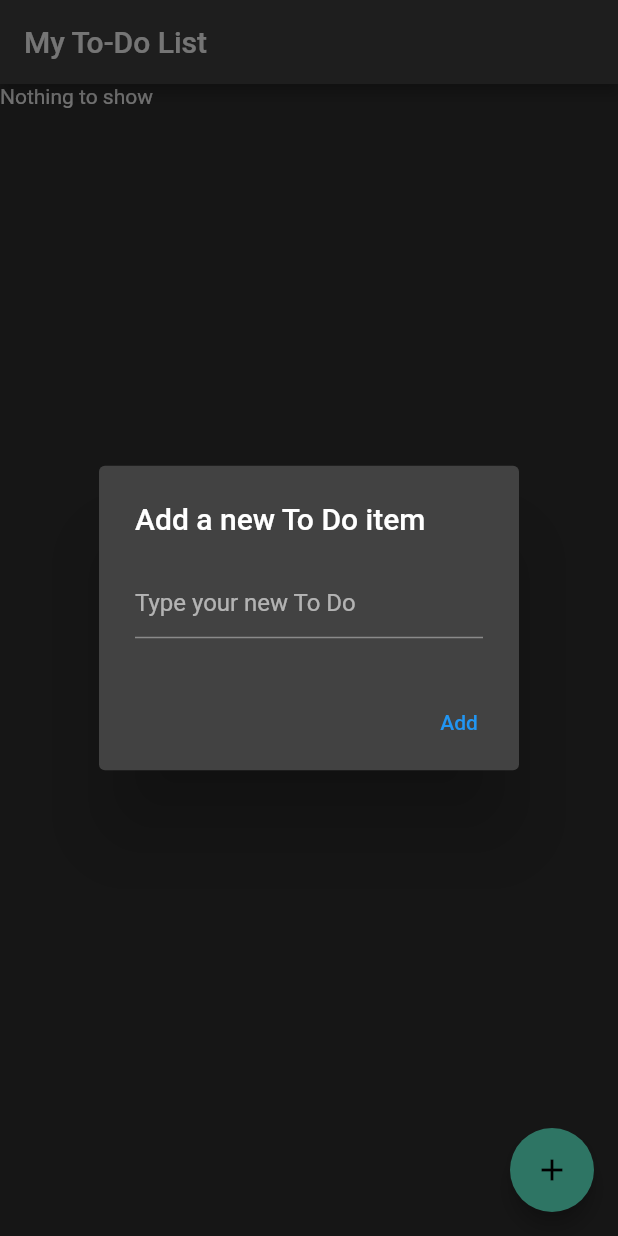
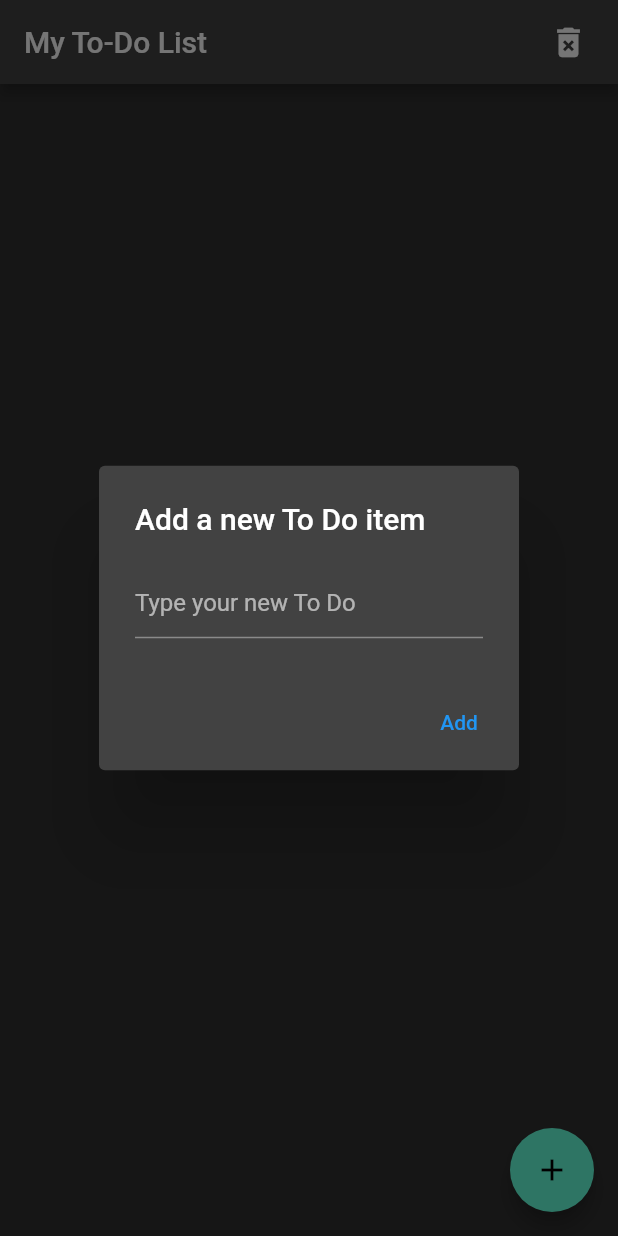
Before and after one commit to ikhwanfaris/to-do-app-class, a Flutter app: the screen it shows after launch, after a tap on the "add" icon, on a phone screen of 412 x 824 dp. Run offline on Flutter 3.47's test engine with Material 2 defaults, Android fonts, the phone set to English and light mode, and no system bars; our stand-ins replace shared_preferences.

Commit message:
Lesson-Threee

```diff
--- a/to_do_list/lib/main.dart
+++ b/to_do_list/lib/main.dart
@@ -57,20 +57,20 @@ class TodoList extends StatefulWidget {
   _TodoListState createState() => new _TodoListState();
 }
 
-Future<SharedPreferences> _prefs = SharedPreferences.getInstance();
+final Future<SharedPreferences> _prefs = SharedPreferences.getInstance();
 
 // Widget
 class _TodoListState extends State<TodoList> {
   final TextEditingController _textFieldController = TextEditingController();
   List<Todo> _todos = <Todo>[];
 
-  @override
-  // ignore: must_call_super
   initState() {
-    initApp();
+    super.initState();
+
+    initPage();
   }
 
-  initApp() async {
+  initPage() async {
     loadData();
   }
 
@@ -79,6 +79,19 @@ class _TodoListState extends State<TodoList> {
     return new Scaffold(
       appBar: new AppBar(
         title: new Text('My To-Do List'),
+        actions: <Widget>[
+          Padding(
+              padding: EdgeInsets.only(right: 20.0),
+              child: GestureDetector(
+                onTap: () {
+                  _displayDialog("deleteList");
+                },
+                child: Icon(
+                  Icons.delete_forever,
+                  size: 26.0,
+                ),
+              )),
+        ],
       ),
       //Conditioning
       body: _todos.length != 0
@@ -91,11 +104,12 @@ class _TodoListState extends State<TodoList> {
                 );
               }).toList(),
             )
-          : Text("Nothing to show"),
+          : Center(child: Text("Nothing to show")),
       floatingActionButton: FloatingActionButton(
-          onPressed: () => _displayDialog(),
+        onPressed: () => _displayDialog("addItem"),
         tooltip: 'Add Item',
-          child: Icon(Icons.add)),
+        child: Icon(Icons.add),
+      ),
     );
   }
 
@@ -104,11 +118,11 @@ class _TodoListState extends State<TodoList> {
     setState(() {
       todo.checked = !todo.checked!;
     });
+    saveData();
   }
 
 //Function
   void _addTodoItem(String? name) {
-    print("name " + name.toString());
     if (name == "") {
       final snackBar = SnackBar(
         content: const Text('Insert To Do Item Properly'),
@@ -138,14 +152,17 @@ class _TodoListState extends State<TodoList> {
     SharedPreferences _prefs = await SharedPreferences.getInstance();
     List<String> spList =
         _todos.map((item) => json.encode(item.toMap())).toList();
-    print(spList);
     await _prefs.setStringList('list', spList);
   }
 
   loadData() async {
-    SharedPreferences _prefs = await SharedPreferences.getInstance();
-    List<String>? spList = _prefs.getStringList('list');
+    SharedPreferences prefs = await _prefs;
+    List<String>? spList = prefs.getStringList('list');
     if (spList == null) {
+      setState(() {
+        _todos = [];
+      });
+      return;
     } else {
       setState(() {
         _todos = spList.map((item) => Todo.fromMap(json.decode(item))).toList();
@@ -153,17 +170,25 @@ class _TodoListState extends State<TodoList> {
     }
   }
 
+  deleteData() async {
+    SharedPreferences prefs = await _prefs;
+    final success = await prefs.remove('list');
+    initPage();
+  }
+
 //Function
-  Future<void> _displayDialog() async {
+  Future<void> _displayDialog(String dialog) async {
     return showDialog<void>(
       context: context,
       barrierDismissible: false, // user must tap button!
       builder: (BuildContext context) {
-        return AlertDialog(
+        return dialog == "addItem"
+            ? AlertDialog(
                 title: const Text('Add a new To Do item'),
                 content: TextField(
                   controller: _textFieldController,
-            decoration: const InputDecoration(hintText: 'Type your new To Do'),
+                  decoration:
+                      const InputDecoration(hintText: 'Type your new To Do'),
                 ),
                 actions: <Widget>[
                   TextButton(
@@ -171,6 +196,25 @@ class _TodoListState extends State<TodoList> {
                     onPressed: () {
                       Navigator.of(context).pop();
                       _addTodoItem(_textFieldController.text);
+                    },
+                  ),
+                ],
+              )
+            : AlertDialog(
+                title: const Text('Are you sure to delete list ?'),
+                actions: <Widget>[
+                  TextButton(
+                    child: const Text('Yes'),
+                    onPressed: () {
+                      Navigator.of(context).pop();
+                      deleteData();
+                    },
+                  ),
+                  TextButton(
+                    child: const Text('No'),
+                    onPressed: () {
+                      Navigator.of(context).pop();
+                      // _addTodoItem(_textFieldController.text);
                     },
                   ),
                 ],
```
Lines whose indentation alone changed are shown as unchanged.
